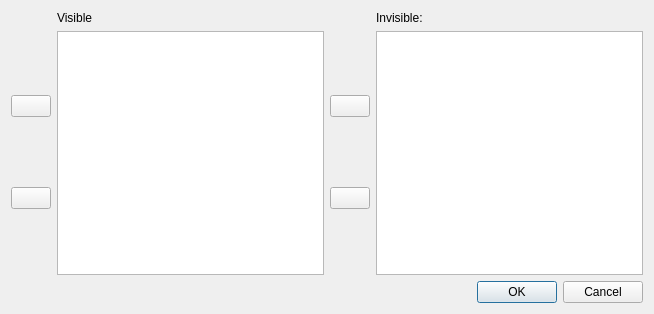
Above: gui/columnsform.ui from froglogic/tracetool before the change. Below: the same form after it.
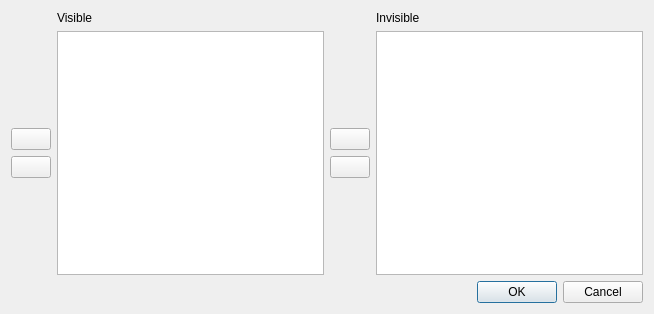
That is the form after the change. Icons and pictures are not drawn.

Commit message: Grouped buttons.

The edit to the form file:
```diff
--- a/gui/columnsform.ui
+++ b/gui/columnsform.ui
@@ -26,12 +26,25 @@
      <item row="0" column="3">
       <widget class="QLabel" name="label_2">
        <property name="text">
-        <string>Invisible:</string>
+        <string>Invisible</string>
        </property>
       </widget>
      </item>
      <item row="1" column="0">
-      <layout class="QVBoxLayout" name="verticalLayout_2">
+      <layout class="QVBoxLayout" name="verticalLayout">
+       <item>
+        <spacer name="verticalSpacer_2">
+         <property name="orientation">
+          <enum>Qt::Vertical</enum>
+         </property>
+         <property name="sizeHint" stdset="0">
+          <size>
+           <width>20</width>
+           <height>40</height>
+          </size>
+         </property>
+        </spacer>
+       </item>
        <item>
         <widget class="QPushButton" name="upButton">
          <property name="text">
@@ -54,13 +67,39 @@
          </property>
         </widget>
        </item>
+       <item>
+        <spacer name="verticalSpacer">
+         <property name="orientation">
+          <enum>Qt::Vertical</enum>
+         </property>
+         <property name="sizeHint" stdset="0">
+          <size>
+           <width>20</width>
+           <height>40</height>
+          </size>
+         </property>
+        </spacer>
+       </item>
       </layout>
      </item>
      <item row="1" column="1">
       <widget class="QListWidget" name="listWidgetVisible"/>
      </item>
      <item row="1" column="2">
-      <layout class="QVBoxLayout" name="verticalLayout">
+      <layout class="QVBoxLayout" name="verticalLayout_2">
+       <item>
+        <spacer name="verticalSpacer_4">
+         <property name="orientation">
+          <enum>Qt::Vertical</enum>
+         </property>
+         <property name="sizeHint" stdset="0">
+          <size>
+           <width>20</width>
+           <height>40</height>
+          </size>
+         </property>
+        </spacer>
+       </item>
        <item>
         <widget class="QPushButton" name="toInvisible">
          <property name="text">
@@ -83,6 +122,19 @@
          </property>
         </widget>
        </item>
+       <item>
+        <spacer name="verticalSpacer_3">
+         <property name="orientation">
+          <enum>Qt::Vertical</enum>
+         </property>
+         <property name="sizeHint" stdset="0">
+          <size>
+           <width>20</width>
+           <height>40</height>
+          </size>
+         </property>
+        </spacer>
+       </item>
       </layout>
      </item>
      <item row="1" column="3">
```
